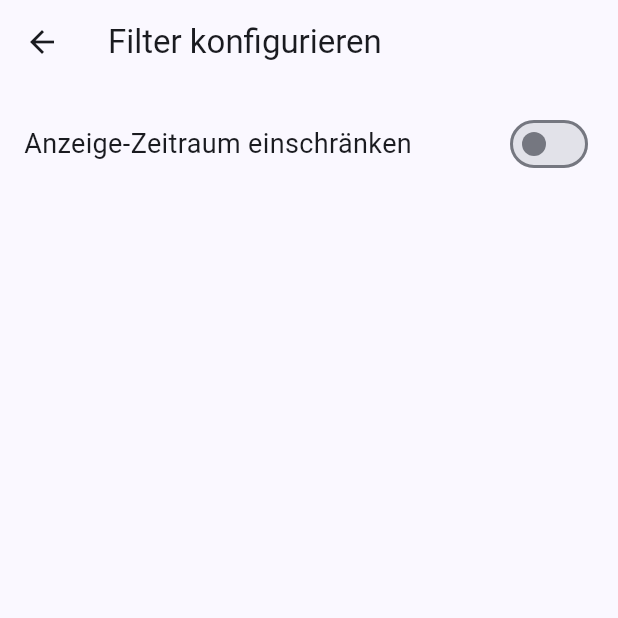
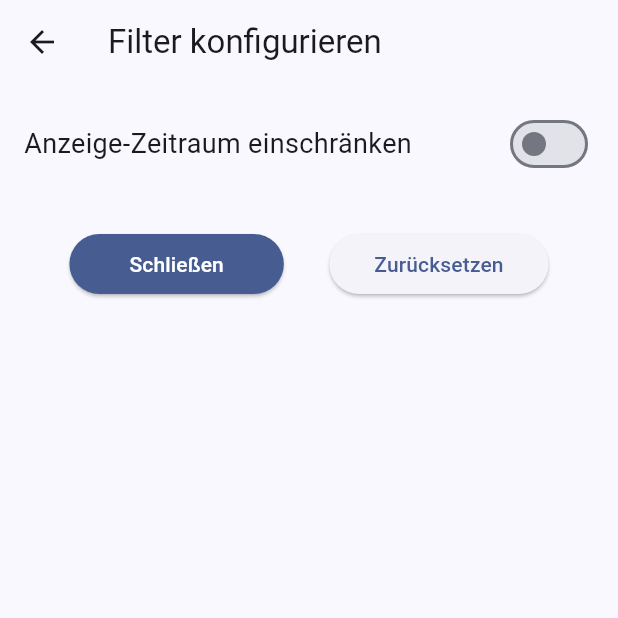
Before and after one commit to RedCommander735/Spritverbrauch, a Flutter app: the Filter screen opened directly, on a phone screen of 412 x 824 dp, the top half of it. Run offline on Flutter 3.47's test engine with Material 3 defaults, Android fonts, the phone set to English and light mode, and no system bars; drawn by our look-alikes of dynamic_color; our stand-ins replace shared_preferences, sqflite; missing offline and left inert: icon_decoration; accounts and stored records are empty.

Commit message:
feat: added close and reset button to filter page

```diff
--- a/lib/src/filter/filter.dart
+++ b/lib/src/filter/filter.dart
@@ -12,7 +12,6 @@ class Filter extends StatefulWidget {
 }
 
 class _FilterState extends State<Filter> {
-
   DateFilter _dateFilter = DateFilter.fromDate;
   bool _filterEnabled = false;
 
@@ -26,7 +25,8 @@ class _FilterState extends State<Filter> {
     String locale = Intl.systemLocale;
     var formatter = DateFormat.yMMMd(locale);
 
-    var startDateSingle = Provider.of<FilterModel>(context, listen: false).startDateSingle;
+    var startDateSingle =
+        Provider.of<FilterModel>(context, listen: false).startDateSingle;
     setState(() {
       _dateController.text = formatter.format(startDateSingle);
     });
@@ -45,7 +45,8 @@ class _FilterState extends State<Filter> {
         child: SingleChildScrollView(
           padding: const EdgeInsets.all(16),
           child: Consumer<FilterModel>(
-            builder: (BuildContext context, FilterModel filterModel, Widget? child) {
+            builder:
+                (BuildContext context, FilterModel filterModel, Widget? child) {
               _filterEnabled = filterModel.filterEnabled;
               _dateFilter = filterModel.dateFilter;
               return Column(
@@ -80,8 +81,7 @@ class _FilterState extends State<Filter> {
                             groupValue: _dateFilter,
                             onChanged: (DateFilter? value) {
                               Provider.of<FilterModel>(context, listen: false)
-                                  .setDateFilter(
-                                      value ?? DateFilter.fromDate);
+                                  .setDateFilter(value ?? DateFilter.fromDate);
                             }),
                         RadioListTile(
                             title: const Text(
@@ -92,8 +92,7 @@ class _FilterState extends State<Filter> {
                             groupValue: _dateFilter,
                             onChanged: (DateFilter? value) {
                               Provider.of<FilterModel>(context, listen: false)
-                                  .setDateFilter(
-                                      value ?? DateFilter.dateRange);
+                                  .setDateFilter(value ?? DateFilter.dateRange);
                             }),
                       ],
                     ),
@@ -123,6 +122,36 @@ class _FilterState extends State<Filter> {
                       // Date-Range-Filter
                       children: [Text("Date-Range-Filter")],
                     ),
+                  Padding(
+                    padding: const EdgeInsets.only(top: 32),
+                    child: Row(
+                  mainAxisAlignment: MainAxisAlignment.spaceEvenly,
+                  children: [
+                    ElevatedButton(
+                      style: ElevatedButton.styleFrom( backgroundColor: Theme.of(context).colorScheme.primary ),
+                      child: Padding(
+                        padding: const EdgeInsets.only(left: 16, right: 16),
+                        child: Text(
+                          'Schließen',
+                          style: TextStyle(color: Theme.of(context).colorScheme.onPrimary),
+                        ),
+                      ),
+                      onPressed: () {
+                        Navigator.of(context).pop();
+                      },
+                    ),
+                    ElevatedButton(
+                      child: const Padding(
+                        padding: EdgeInsets.symmetric(horizontal: 6),
+                        child: Text('Zurücksetzen'),
+                      ),
+                      onPressed: () {
+                        Navigator.of(context).pop();
+                      },
+                    )
+                  ],
+                ),
+              ),
                 ],
               );
             },
@@ -147,7 +176,8 @@ class _FilterState extends State<Filter> {
       setState(() {
         _dateController.text = formatter.format(pickedDate);
         _dateTime = pickedDate;
-        Provider.of<FilterModel>(context, listen: false).setStartDateSingle(_dateTime);
+        Provider.of<FilterModel>(context, listen: false)
+            .setStartDateSingle(_dateTime);
       });
     }
   }
```
